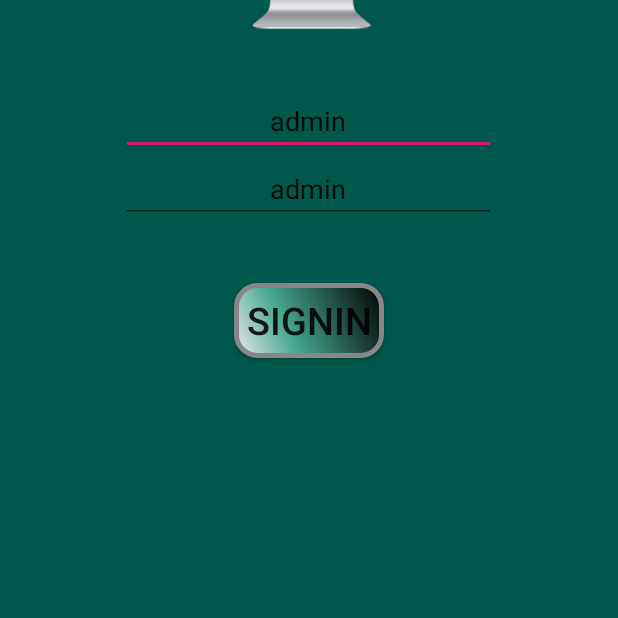
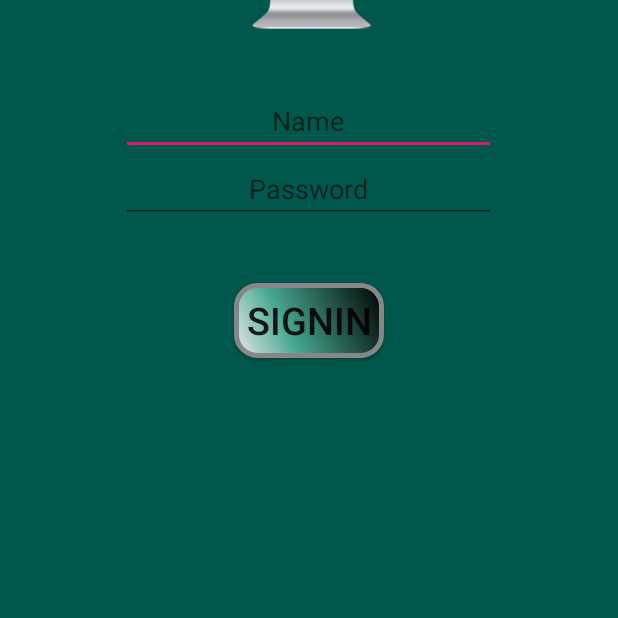
Before and after one commit to mhRumi/Mess_Management, an Android app: the SignIn screen opened directly, with no data from a screen before it, on a phone screen of 412 x 824 dp, the part 372-990 px from its top. Run offline under Robolectric (Android 15) with nearby library versions, the phone set to English and light mode, and no system bars; our stand-ins replace Volley.

Commit message:
ready to work

```diff
--- a/app/src/main/res/layout/activity_sign_in.xml
+++ b/app/src/main/res/layout/activity_sign_in.xml
@@ -22,7 +22,6 @@
     android:hint="Name"
     android:textAlignment="center"
     android:layout_gravity="center"
-    android:text="admin"
     />
 
     <EditText
@@ -32,7 +31,6 @@
         android:hint="Password"
         android:textAlignment="center"
         android:layout_gravity="center"
-        android:text="admin"
         />
 
     <Button
```
